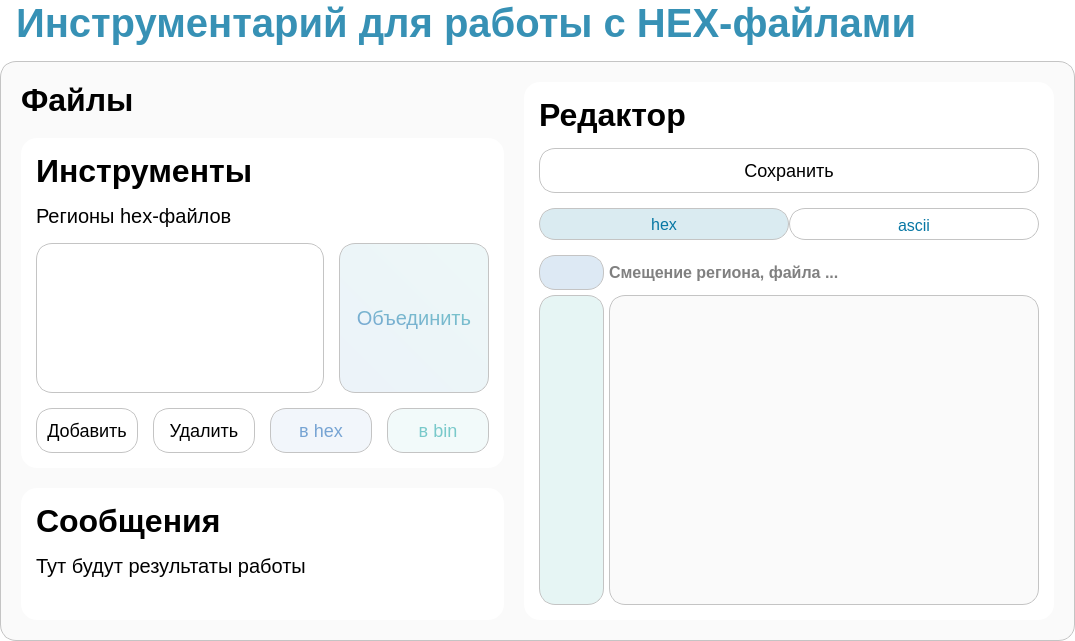
The window that design.ui (stsln/hex_file_tools) describes before a commit, drawn with Qt 5.
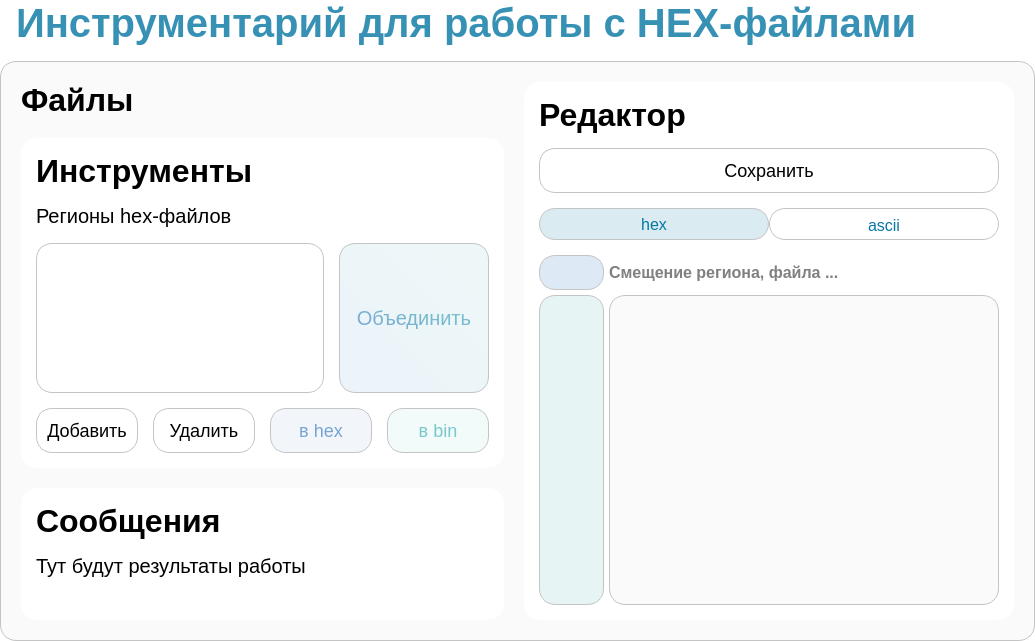
The same window after the commit. Icons and pictures are not drawn.

Commit message: Изменение UI.

What changed in the file:
```diff
--- a/design.ui
+++ b/design.ui
@@ -6,7 +6,7 @@
    <rect>
     <x>0</x>
     <y>0</y>
-    <width>1075</width>
+    <width>1035</width>
     <height>641</height>
    </rect>
   </property>
@@ -827,7 +827,7 @@
              <widget class="QTabWidget" name="tabWidget">
               <property name="minimumSize">
                <size>
-                <width>500</width>
+                <width>460</width>
                 <height>0</height>
                </size>
               </property>
@@ -940,7 +940,7 @@
                  <widget class="QPlainTextEdit" name="hex_data_plainTextEdit">
                   <property name="minimumSize">
                    <size>
-                    <width>400</width>
+                    <width>0</width>
                     <height>0</height>
                    </size>
                   </property>
```
The commit also changes 1 other file.
